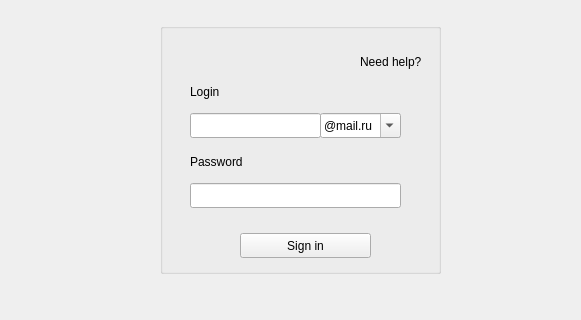
This is loginwindow.ui in moevm/gui-1h2017-15 as Qt 5 draws it before an edit; both pictures show x 0 to 581 and y 84 to 404 of the 581 by 491 pixel window. The edited form follows.
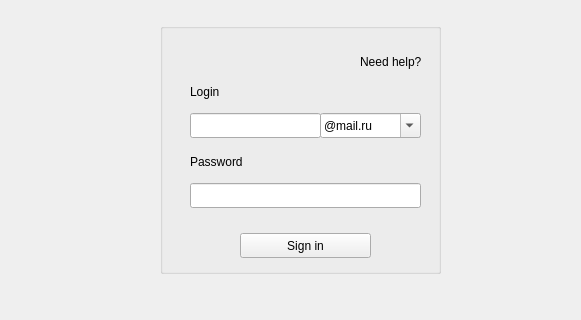
This is the edited form.

Commit message: login form minor fixes

```diff
--- a/loginwindow.ui
+++ b/loginwindow.ui
@@ -41,7 +41,7 @@
       <rect>
        <x>30</x>
        <y>160</y>
-       <width>211</width>
+       <width>231</width>
        <height>25</height>
       </rect>
      </property>
@@ -106,7 +106,7 @@
       <rect>
        <x>160</x>
        <y>90</y>
-       <width>81</width>
+       <width>101</width>
        <height>25</height>
       </rect>
      </property>
```
Left out of the diff: 2 changed lines with no effect on the pictures. The commit also changes 1 other file.
